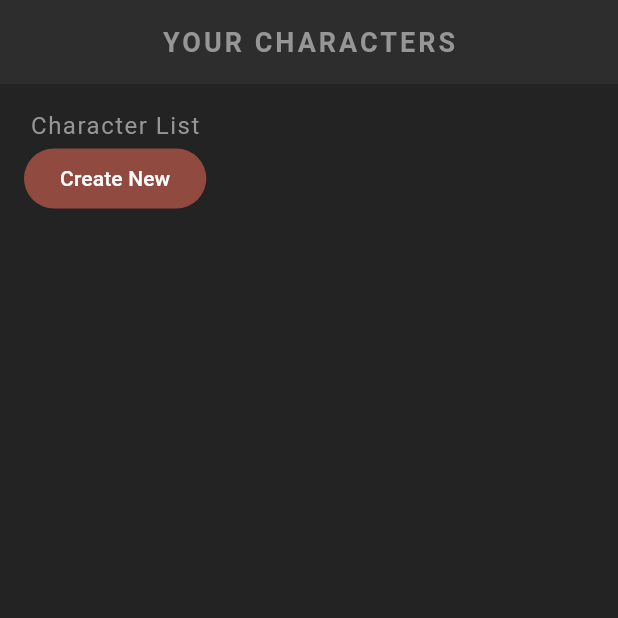
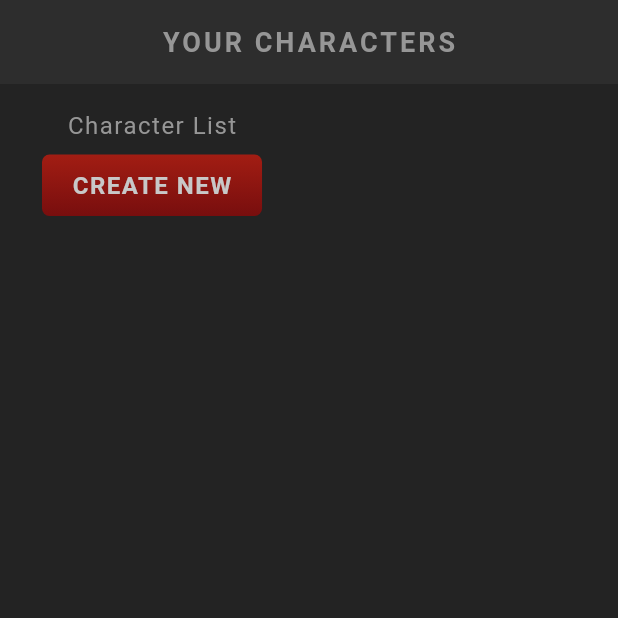
Before and after one commit to chaudhuree/Flutter-Codes, a Flutter app: the screen it shows after launch, on a phone screen of 412 x 824 dp, the top half of it. Run offline on Flutter 3.47's test engine with Material 3 defaults, Android fonts, the phone set to English and light mode, and no system bars; our stand-ins replace google_fonts; Roboto replaces fonts that are missing (Kanit).

Commit message:
feat: container gradient

```diff
--- a/flutter_rpg/lib/screens/home/home.dart
+++ b/flutter_rpg/lib/screens/home/home.dart
@@ -1,4 +1,5 @@
 import 'package:flutter/material.dart';
+import 'package:flutter_rpg/shared/styled_button.dart';
 import 'package:flutter_rpg/shared/styled_text.dart';
 
 class Home extends StatefulWidget {
@@ -18,7 +19,10 @@ class _HomeState extends State<Home> {
         child: Column(
           children: [
             StyledText("Character List"),
-            FilledButton(onPressed: () {}, child: const Text("Create New")),
+            StyledButton(
+              onPressed: () {},
+              child: const StyledHeading("Create New"),
+            ),
           ],
         ),
       ),
--- /dev/null
+++ b/flutter_rpg/lib/shared/styled_button.dart
@@ -0,0 +1,28 @@
+import 'package:flutter/material.dart';
+import 'package:flutter_rpg/theme.dart';
+
+class StyledButton extends StatelessWidget {
+  const StyledButton({super.key, required this.onPressed, required this.child});
+
+  final Function() onPressed;
+  final Widget child;
+
+  @override
+  Widget build(BuildContext context) {
+    return TextButton(
+      onPressed: onPressed,
+      child: Container(
+        padding: const EdgeInsets.symmetric(vertical: 10, horizontal: 20),
+        decoration: BoxDecoration(
+          gradient: LinearGradient(
+            colors: [AppColors.primaryColor, AppColors.primaryAccent],
+            begin: Alignment.topCenter,
+            end: Alignment.bottomCenter,
+          ),
+          borderRadius: const BorderRadius.all(Radius.circular(5)),
+        ),
+        child: child,
+      ),
+    );
+  }
+}
```
